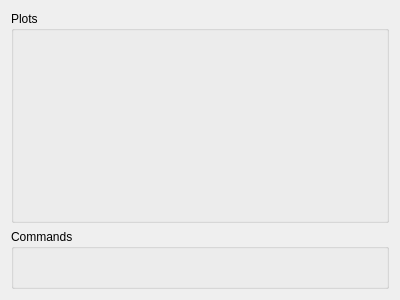
Before: the Qt Designer form pycode-gui/forms_source/channel_viewer.ui in lmascelli/pycode, drawn with Qt 5.
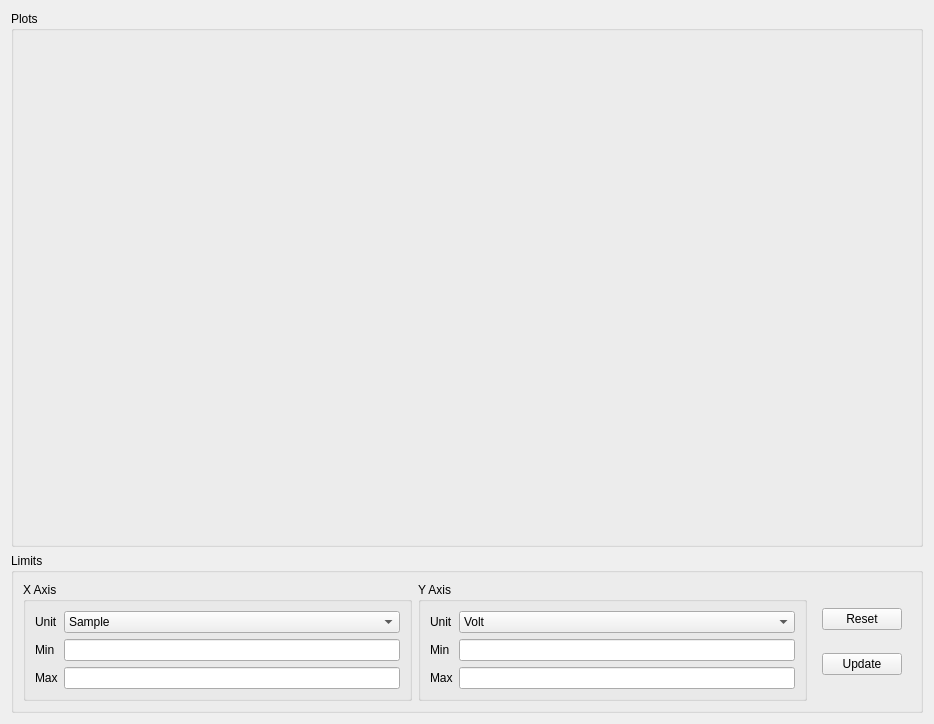
After: the same form once the commit is applied.

Commit message: pycode-gui phase commands

The edit to the form file:
```diff
--- a/pycode-gui/forms_source/channel_viewer.ui
+++ b/pycode-gui/forms_source/channel_viewer.ui
@@ -6,8 +6,8 @@
    <rect>
     <x>0</x>
     <y>0</y>
-    <width>400</width>
-    <height>300</height>
+    <width>934</width>
+    <height>724</height>
    </rect>
   </property>
   <property name="windowTitle">
@@ -27,12 +27,144 @@
      <property name="minimumSize">
       <size>
        <width>0</width>
-       <height>60</height>
+       <height>100</height>
       </size>
      </property>
      <property name="title">
-      <string>Commands</string>
+      <string>Limits</string>
      </property>
+     <layout class="QGridLayout" name="gridLayout">
+      <item row="0" column="2">
+       <widget class="QGroupBox" name="groupBox_3">
+        <property name="title">
+         <string>Y Axis</string>
+        </property>
+        <layout class="QFormLayout" name="formLayout_2">
+         <item row="0" column="0">
+          <widget class="QLabel" name="label_6">
+           <property name="text">
+            <string>Unit</string>
+           </property>
+          </widget>
+         </item>
+         <item row="1" column="0">
+          <widget class="QLabel" name="label_5">
+           <property name="text">
+            <string>Min</string>
+           </property>
+          </widget>
+         </item>
+         <item row="2" column="0">
+          <widget class="QLabel" name="label_4">
+           <property name="text">
+            <string>Max</string>
+           </property>
+          </widget>
+         </item>
+         <item row="1" column="1">
+          <widget class="QLineEdit" name="edt_y_min"/>
+         </item>
+         <item row="2" column="1">
+          <widget class="QLineEdit" name="edt_y_max"/>
+         </item>
+         <item row="0" column="1">
+          <widget class="QComboBox" name="cmb_y_unit">
+           <item>
+            <property name="text">
+             <string>Volt</string>
+            </property>
+           </item>
+           <item>
+            <property name="text">
+             <string>Millivolt</string>
+            </property>
+           </item>
+           <item>
+            <property name="text">
+             <string>Microvolt</string>
+            </property>
+           </item>
+          </widget>
+         </item>
+        </layout>
+       </widget>
+      </item>
+      <item row="0" column="1">
+       <widget class="QGroupBox" name="groupBox_2">
+        <property name="title">
+         <string>X Axis</string>
+        </property>
+        <layout class="QFormLayout" name="formLayout">
+         <item row="0" column="0">
+          <widget class="QLabel" name="label">
+           <property name="text">
+            <string>Unit</string>
+           </property>
+          </widget>
+         </item>
+         <item row="1" column="0">
+          <widget class="QLabel" name="label_2">
+           <property name="text">
+            <string>Min</string>
+           </property>
+          </widget>
+         </item>
+         <item row="2" column="0">
+          <widget class="QLabel" name="label_3">
+           <property name="text">
+            <string>Max</string>
+           </property>
+          </widget>
+         </item>
+         <item row="1" column="1">
+          <widget class="QLineEdit" name="edt_x_min"/>
+         </item>
+         <item row="2" column="1">
+          <widget class="QLineEdit" name="edt_x_max"/>
+         </item>
+         <item row="0" column="1">
+          <widget class="QComboBox" name="cmb_x_unit">
+           <item>
+            <property name="text">
+             <string>Sample</string>
+            </property>
+           </item>
+           <item>
+            <property name="text">
+             <string>Seconds</string>
+            </property>
+           </item>
+           <item>
+            <property name="text">
+             <string>Milliseconds</string>
+            </property>
+           </item>
+          </widget>
+         </item>
+        </layout>
+       </widget>
+      </item>
+      <item row="0" column="3">
+       <widget class="QWidget" name="widget" native="true">
+        <layout class="QVBoxLayout" name="verticalLayout_2">
+         <item>
+          <widget class="QPushButton" name="btn_reset">
+           <property name="text">
+            <string>Reset</string>
+           </property>
+          </widget>
+         </item>
+         <item>
+          <widget class="QPushButton" name="btn_update">
+           <property name="text">
+            <string>Update</string>
+           </property>
+          </widget>
+         </item>
+        </layout>
+       </widget>
+      </item>
+     </layout>
     </widget>
    </item>
   </layout>
```
Left out of the diff: 2 changed lines with no effect on the pictures. The commit also changes 12 other files.
